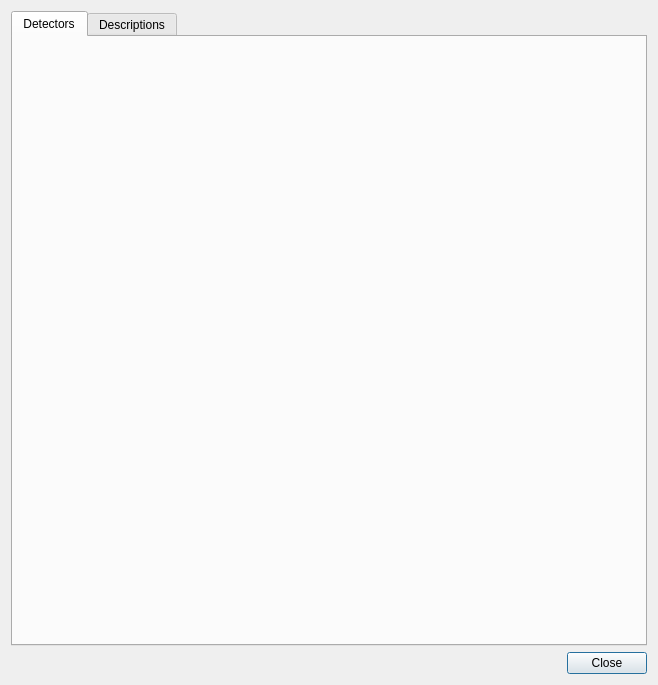
Above: nxselector/ui/GroupsDlg.ui from nexdatas/nxselector before the change. Below: the same form after it.
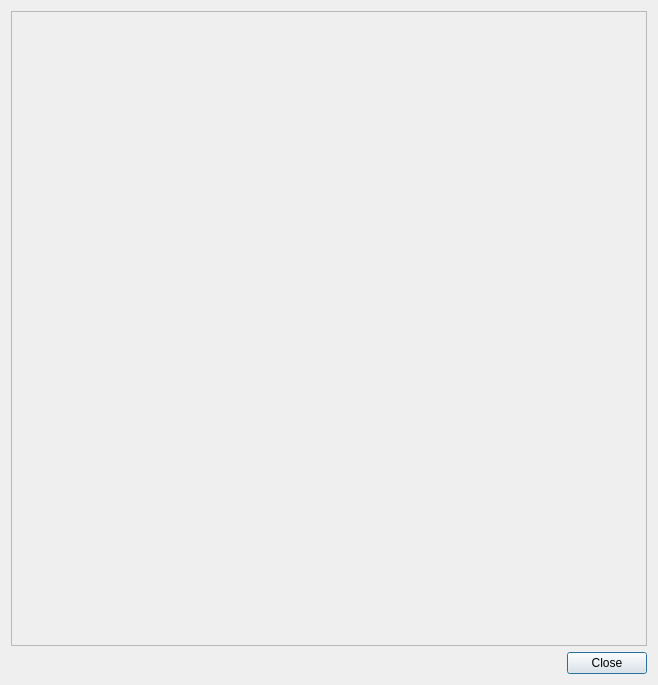
That is the form after the change.

Commit message: improve group widget

Patch:
```diff
--- a/nxselector/ui/GroupsDlg.ui
+++ b/nxselector/ui/GroupsDlg.ui
@@ -17,21 +17,13 @@
    <item row="0" column="0">
     <layout class="QVBoxLayout" name="verticalLayout">
      <item>
-      <widget class="QTabWidget" name="tabWidget">
-       <property name="currentIndex">
-        <number>0</number>
+      <widget class="QFrame" name="detector">
+       <property name="frameShape">
+        <enum>QFrame::StyledPanel</enum>
        </property>
-       <widget class="QWidget" name="detector">
-        <attribute name="title">
-         <string>Detectors</string>
-        </attribute>
-        <zorder>closeButtonBox</zorder>
-       </widget>
-       <widget class="QWidget" name="beamline">
-        <attribute name="title">
-         <string>Descriptions</string>
-        </attribute>
-       </widget>
+       <property name="frameShadow">
+        <enum>QFrame::Raised</enum>
+       </property>
       </widget>
      </item>
      <item>
```
The commit also changes 4 other files.
